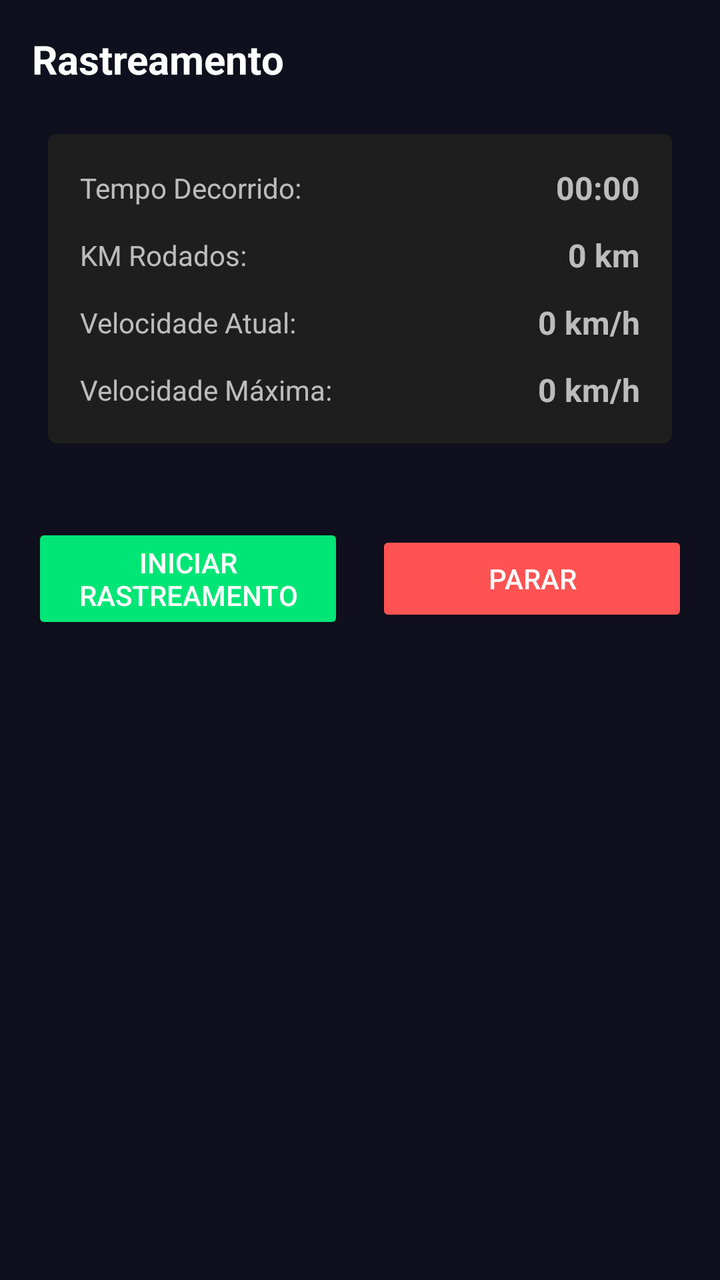
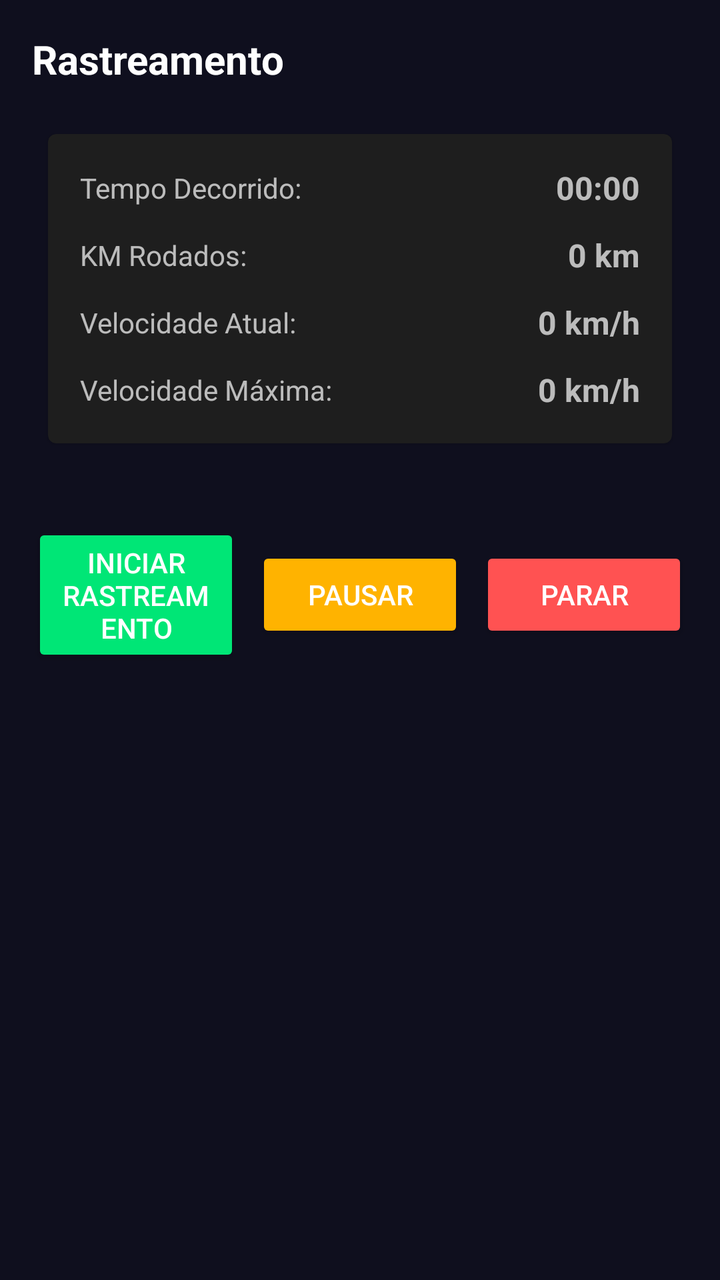

Screens rendered from an Android XML layout before and after an edit, with the pre-edit source and the edit as a unified diff.
<!-- AndroidManifest.xml: application theme Theme.MotoReviso -->
<!-- res/layout/activity_rastreamento.xml -->
<?xml version="1.0" encoding="utf-8"?>

<LinearLayout xmlns:android="http://schemas.android.com/apk/res/android"
    android:layout_width="match_parent"
    android:layout_height="match_parent"
    android:orientation="vertical"
    android:padding="16dp"
    android:background="@color/background">

    <TextView
        android:layout_width="match_parent"
        android:layout_height="wrap_content"
        android:text="@string/rastreamento"
        android:textSize="20sp"
        android:textStyle="bold"
        android:textColor="@color/text_primary"
        android:layout_marginBottom="16dp" />

    <com.google.android.material.card.MaterialCardView
        android:layout_width="match_parent"
        android:layout_height="wrap_content"
        android:layout_margin="8dp">

        <LinearLayout
            android:layout_width="match_parent"
            android:layout_height="wrap_content"
            android:orientation="vertical"
            android:padding="16dp">

            <LinearLayout
                android:layout_width="match_parent"
                android:layout_height="wrap_content"
                android:orientation="horizontal"
                android:gravity="center_vertical"
                android:layout_marginBottom="12dp">

                <TextView
                    android:layout_width="0dp"
                    android:layout_height="wrap_content"
                    android:layout_weight="1"
                    android:text="@string/tempo_decorrido"
                    android:textSize="14sp" />

                <TextView
                    android:id="@+id/text_tempo"
                    android:layout_width="wrap_content"
                    android:layout_height="wrap_content"
                    android:text="00:00"
                    android:textSize="16sp"
                    android:textStyle="bold" />

            </LinearLayout>

            <LinearLayout
                android:layout_width="match_parent"
                android:layout_height="wrap_content"
                android:orientation="horizontal"
                android:gravity="center_vertical"
                android:layout_marginBottom="12dp">

                <TextView
                    android:layout_width="0dp"
                    android:layout_height="wrap_content"
                    android:layout_weight="1"
                    android:text="@string/km_rodados"
                    android:textSize="14sp" />

                <TextView
                    android:id="@+id/text_km_rodados"
                    android:layout_width="wrap_content"
                    android:layout_height="wrap_content"
                    android:text="0 km"
                    android:textSize="16sp"
                    android:textStyle="bold" />

            </LinearLayout>

            <LinearLayout
                android:layout_width="match_parent"
                android:layout_height="wrap_content"
                android:orientation="horizontal"
                android:gravity="center_vertical"
                android:layout_marginBottom="12dp">

                <TextView
                    android:layout_width="0dp"
                    android:layout_height="wrap_content"
                    android:layout_weight="1"
                    android:text="@string/velocidade_atual"
                    android:textSize="14sp" />

                <TextView
                    android:id="@+id/text_velocidade_atual"
                    android:layout_width="wrap_content"
                    android:layout_height="wrap_content"
                    android:text="0 km/h"
                    android:textSize="16sp"
                    android:textStyle="bold" />

            </LinearLayout>

            <LinearLayout
                android:layout_width="match_parent"
                android:layout_height="wrap_content"
                android:orientation="horizontal"
                android:gravity="center_vertical">

                <TextView
                    android:layout_width="0dp"
                    android:layout_height="wrap_content"
                    android:layout_weight="1"
                    android:text="@string/velocidade_maxima"
                    android:textSize="14sp" />

                <TextView
                    android:id="@+id/text_velocidade_maxima"
                    android:layout_width="wrap_content"
                    android:layout_height="wrap_content"
                    android:text="0 km/h"
                    android:textSize="16sp"
                    android:textStyle="bold" />

            </LinearLayout>

        </LinearLayout>

    </com.google.android.material.card.MaterialCardView>

    <LinearLayout
        android:layout_width="match_parent"
        android:layout_height="wrap_content"
        android:orientation="horizontal"
        android:layout_marginTop="32dp"
        android:gravity="center">

        <Button
            android:id="@+id/btn_iniciar"
            android:layout_width="0dp"
            android:layout_height="wrap_content"
            android:layout_weight="1"
            android:text="@string/iniciar_rastreamento"
            android:layout_marginEnd="8dp"
            android:backgroundTint="@color/green" />

        <Button
            android:id="@+id/btn_parar"
            android:layout_width="0dp"
            android:layout_height="wrap_content"
            android:layout_weight="1"
            android:text="@string/parar"
            android:layout_marginStart="8dp"
            android:backgroundTint="@color/red" />

    </LinearLayout>

</LinearLayout>
<!-- resources referenced by this layout -->
<resources>
  <color name="background">#0F0F1E</color>
  <color name="green">#00E676</color>
  <color name="red">#FF5252</color>
  <color name="text_primary">#FFFFFF</color>
  <string name="iniciar_rastreamento">INICIAR RASTREAMENTO</string>
  <string name="km_rodados">KM Rodados:</string>
  <string name="parar">PARAR</string>
  <string name="rastreamento">Rastreamento</string>
  <string name="tempo_decorrido">Tempo Decorrido:</string>
  <string name="velocidade_atual">Velocidade Atual:</string>
  <string name="velocidade_maxima">Velocidade Máxima:</string>
  <style name="Theme.MotoReviso" parent="Theme.MaterialComponents.NoActionBar">
          <item name="colorPrimary">@color/primary</item>
          <item name="colorPrimaryVariant">@color/primary_dark</item>
          <item name="colorSecondary">@color/secondary</item>
          <item name="colorSecondaryVariant">@color/secondary_dark</item>
          <item name="android:colorBackground">@color/background</item>
          <item name="android:statusBarColor">@color/primary_dark</item>
          <item name="android:navigationBarColor">@color/primary</item>
          <item name="android:windowLightStatusBar">false</item>
          <item name="materialButtonStyle">@style/Widget.MotoReviso.Button</item>
      </style>
  <color name="primary">#1F1F2E</color>
  <color name="primary_dark">#0F0F1E</color>
  <color name="secondary">#00D4FF</color>
  <color name="secondary_dark">#00A8CC</color>
  <style name="Widget.MotoReviso.Button" parent="Widget.MaterialComponents.Button">
          <item name="cornerRadius">@dimen/corner_radius_md</item>
          <item name="android:textColor">@color/text_primary</item>
          <item name="android:textSize">@dimen/text_lg</item>
          <item name="android:minHeight">@dimen/button_height</item>
          <item name="backgroundTint">@color/secondary</item>
      </style>
  <dimen name="corner_radius_md">12dp</dimen>
  <dimen name="text_lg">16sp</dimen>
  <dimen name="button_height">48dp</dimen>
</resources>

<!-- the commit's change to res/layout/activity_rastreamento.xml (unified diff, before → after) -->
@@ -139,8 +139,18 @@
             android:layout_height="wrap_content"
             android:layout_weight="1"
             android:text="@string/iniciar_rastreamento"
-            android:layout_marginEnd="8dp"
+            android:layout_marginEnd="4dp"
             android:backgroundTint="@color/green" />
+
+        <Button
+            android:id="@+id/btn_pausar"
+            android:layout_width="0dp"
+            android:layout_height="wrap_content"
+            android:layout_weight="1"
+            android:text="Pausar"
+            android:layout_marginStart="4dp"
+            android:layout_marginEnd="4dp"
+            android:backgroundTint="@color/warning" />
 
         <Button
             android:id="@+id/btn_parar"
@@ -148,7 +158,7 @@
             android:layout_height="wrap_content"
             android:layout_weight="1"
             android:text="@string/parar"
-            android:layout_marginStart="8dp"
+            android:layout_marginStart="4dp"
             android:backgroundTint="@color/red" />
 
     </LinearLayout>
<!-- resource entries referenced after the edit -->
@@ -4,6 +4,7 @@
   <color name="green">#00E676</color>
   <color name="red">#FF5252</color>
   <color name="text_primary">#FFFFFF</color>
+  <color name="warning">#FFB300</color>
   <string name="iniciar_rastreamento">INICIAR RASTREAMENTO</string>
   <string name="km_rodados">KM Rodados:</string>
   <string name="parar">PARAR</string>
